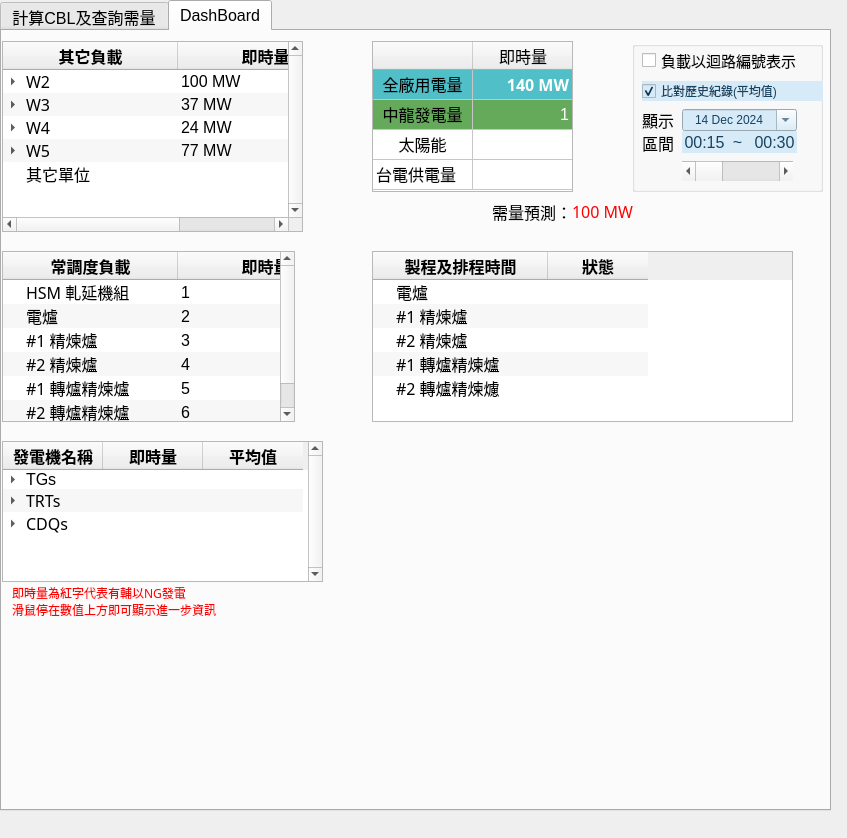
JoesphChou/InterfaceForDispatch, file ui.ui: the form before one commit.
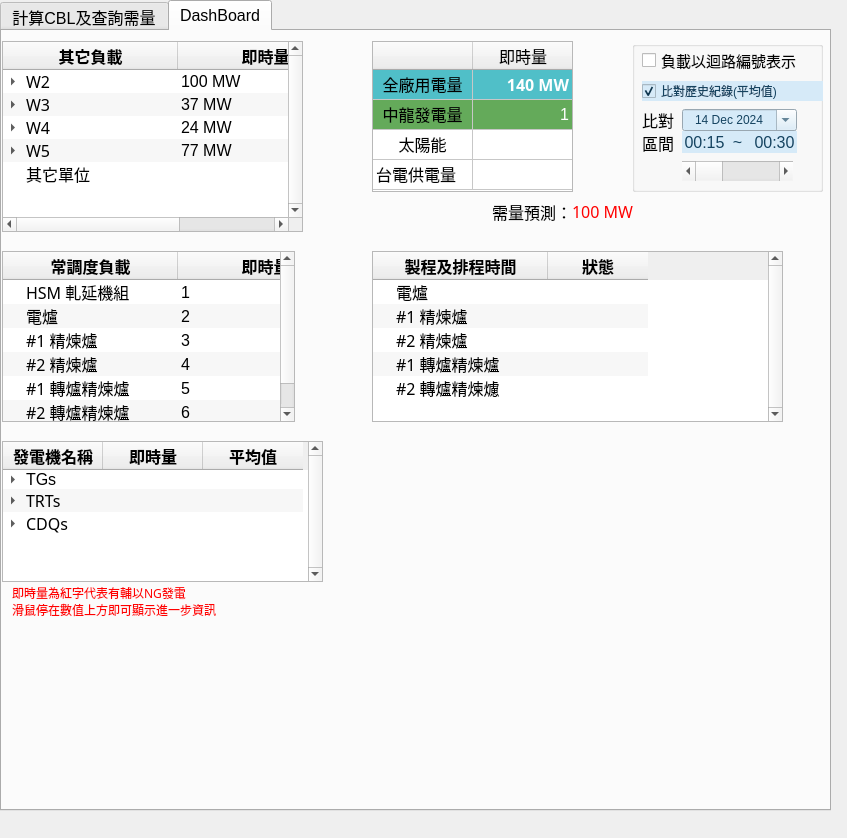
The form after the commit.

Commit message: 1.各tree,table widgets 外觀微調 2.額外使用一個執行緒每30秒爬製程資訊 3.依據未來、當天或過去的日期查詢歷史紀錄，會帶入不同的預設顯示週期

```diff
--- a/ui.ui
+++ b/ui.ui
@@ -2832,7 +2832,7 @@
        </font>
       </property>
       <property name="text">
-       <string>顯示
+       <string>比對
 區間</string>
       </property>
      </widget>
@@ -3014,13 +3014,16 @@
       <rect>
        <x>370</x>
        <y>220</y>
-       <width>421</width>
+       <width>411</width>
        <height>171</height>
       </rect>
      </property>
      <property name="autoFillBackground">
       <bool>false</bool>
      </property>
+     <property name="verticalScrollBarPolicy">
+      <enum>Qt::ScrollBarAlwaysOn</enum>
+     </property>
      <property name="alternatingRowColors">
       <bool>true</bool>
      </property>
```
Left out of the diff: 3 changed lines with no effect on the pictures. The commit also changes 2 other files.
